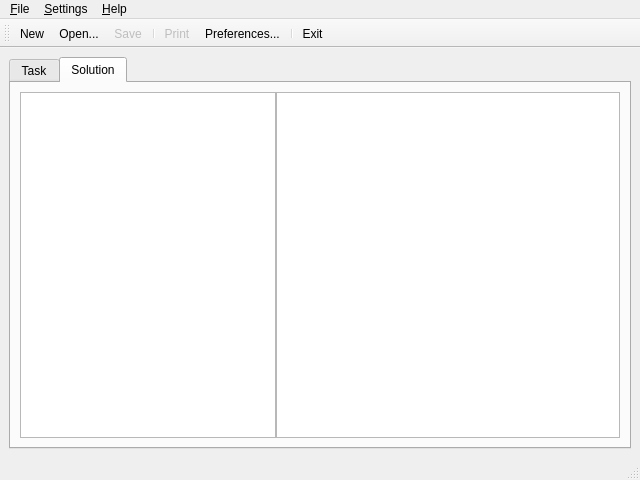
Before: the Qt Designer form ui/mainwindow.ui in leppa/tspsg, drawn with Qt 5.
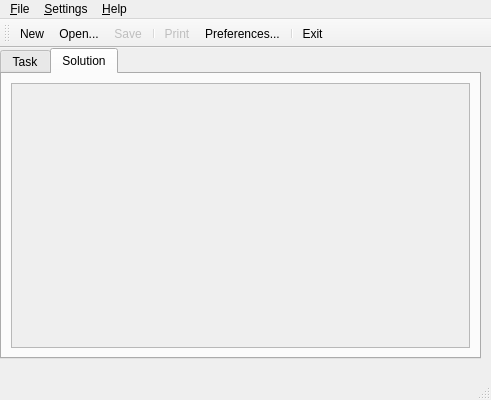
After: the same form once the commit is applied. The open tabs and pages were chosen to show the change. Icons and pictures are not drawn.

Commit message:
+ Finished solving algorithm (needs thorough testing). + Solution can be saved to HTML or OpenDocument format. + Added VERSIONINFO resource for windows builds. * Updated translations to have unified terminology everywhere.
NB: This will be the first public alpha build.

```diff
--- a/ui/mainwindow.ui
+++ b/ui/mainwindow.ui
@@ -6,8 +6,8 @@
    <rect>
     <x>0</x>
     <y>0</y>
-    <width>640</width>
-    <height>480</height>
+    <width>491</width>
+    <height>400</height>
    </rect>
   </property>
   <property name="windowTitle">
@@ -18,9 +18,15 @@
     <normaloff>:/images/Icon.png</normaloff>:/images/Icon.png</iconset>
   </property>
   <widget class="QWidget" name="centralwidget">
-   <layout class="QGridLayout">
-    <item row="0" column="0">
      <widget class="QTabWidget" name="tabWidget">
+    <property name="geometry">
+     <rect>
+      <x>0</x>
+      <y>0</y>
+      <width>481</width>
+      <height>311</height>
+     </rect>
+    </property>
       <property name="sizePolicy">
        <sizepolicy hsizetype="Expanding" vsizetype="Expanding">
         <horstretch>0</horstretch>
@@ -184,19 +190,11 @@
        <attribute name="title">
         <string>Solution</string>
        </attribute>
-       <layout class="QVBoxLayout">
+     <layout class="QVBoxLayout" name="verticalLayout">
         <item>
-         <layout class="QHBoxLayout">
-          <property name="spacing">
-           <number>0</number>
-          </property>
-          <item>
-           <widget class="QTextEdit" name="textEdit">
-            <property name="sizePolicy">
-             <sizepolicy hsizetype="Fixed" vsizetype="Expanding">
-              <horstretch>0</horstretch>
-              <verstretch>0</verstretch>
-             </sizepolicy>
+       <widget class="QTextEdit" name="solutionText">
+        <property name="enabled">
+         <bool>false</bool>
             </property>
             <property name="statusTip">
              <string>Solution steps</string>
@@ -204,30 +202,22 @@
             <property name="readOnly">
              <bool>true</bool>
             </property>
-           </widget>
-          </item>
-          <item>
-           <widget class="QGraphicsView" name="graphicsView">
-            <property name="statusTip">
-             <string>Solution graph</string>
+        <property name="textInteractionFlags">
+         <set>Qt::TextSelectableByKeyboard|Qt::TextSelectableByMouse</set>
             </property>
            </widget>
           </item>
          </layout>
-        </item>
-       </layout>
-      </widget>
-     </widget>
-    </item>
-   </layout>
+    </widget>
+   </widget>
   </widget>
   <widget class="QMenuBar" name="menubar">
    <property name="geometry">
     <rect>
      <x>0</x>
      <y>0</y>
-     <width>640</width>
-     <height>24</height>
+     <width>491</width>
+     <height>22</height>
     </rect>
    </property>
    <widget class="QMenu" name="menuFile">
```
Left out of the diff: 24 changed lines with no effect on the pictures. Lines whose indentation alone changed are shown as unchanged. The commit also changes 24 other files.
